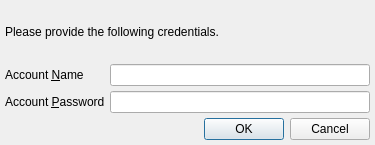
Qt form branches/trunk/GoldBug-UI/passwordprompt.ui (textbrowser/spot-on) before a commit.
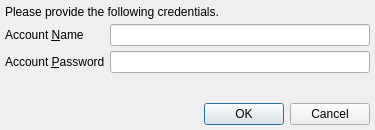
The same form after that commit. Icons and pictures are not drawn.

Patch:
```diff
--- a/branches/trunk/GoldBug-UI/passwordprompt.ui
+++ b/branches/trunk/GoldBug-UI/passwordprompt.ui
@@ -7,7 +7,7 @@
     <x>0</x>
     <y>0</y>
     <width>375</width>
-    <height>145</height>
+    <height>130</height>
    </rect>
   </property>
   <property name="windowIcon">
@@ -65,6 +65,19 @@
      </item>
     </layout>
    </item>
+   <item>
+    <spacer name="verticalSpacer">
+     <property name="orientation">
+      <enum>Qt::Vertical</enum>
+     </property>
+     <property name="sizeHint" stdset="0">
+      <size>
+       <width>20</width>
+       <height>40</height>
+      </size>
+     </property>
+    </spacer>
+   </item>
    <item>
     <widget class="QDialogButtonBox" name="buttonBox">
      <property name="orientation">
```
